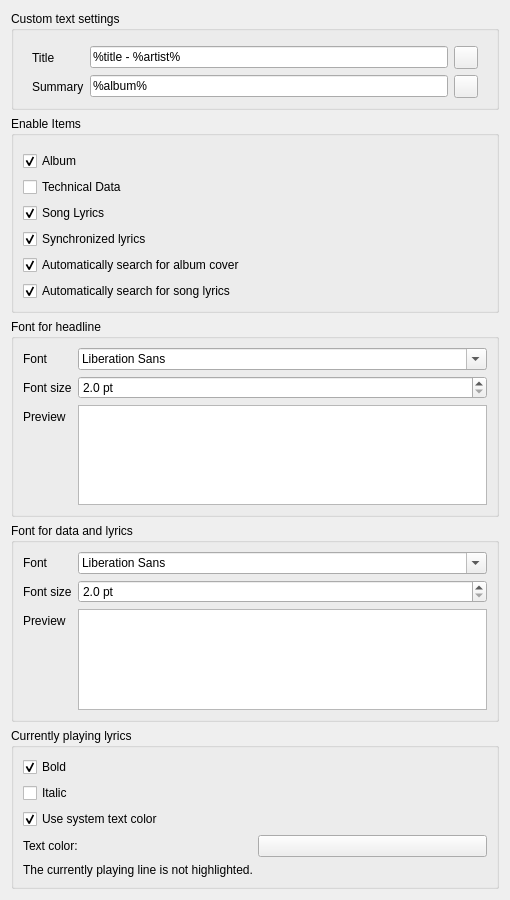
strawberrymusicplayer/strawberry, file src/settings/contextsettingspage.ui: the form before one commit.
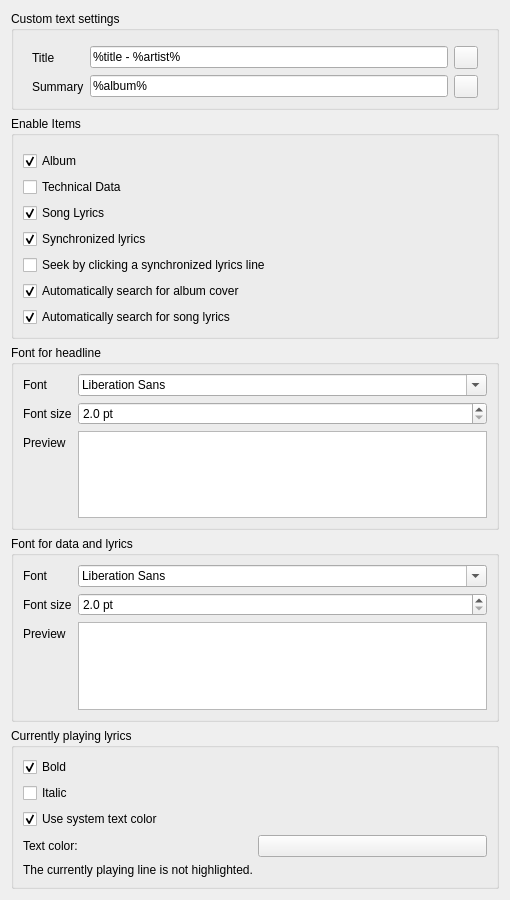
The form after the commit.

Commit message: ContextView: Add seek to synchronized lyrics

Patch:
```diff
--- a/src/settings/contextsettingspage.ui
+++ b/src/settings/contextsettingspage.ui
@@ -198,6 +198,16 @@
         </property>
        </widget>
       </item>
+      <item>
+       <widget class="QCheckBox" name="checkbox_synced_lyrics_click_to_seek">
+        <property name="toolTip">
+         <string>Seek to a synchronized lyrics line by clicking it, the right-click menu can always seek to a line</string>
+        </property>
+        <property name="text">
+         <string>Seek by clicking a synchronized lyrics line</string>
+        </property>
+       </widget>
+      </item>
       <item>
        <widget class="QCheckBox" name="checkbox_search_cover">
         <property name="text">
```
Left out of the diff: 1 changed line with no effect on the pictures. The commit also changes 6 other files.
